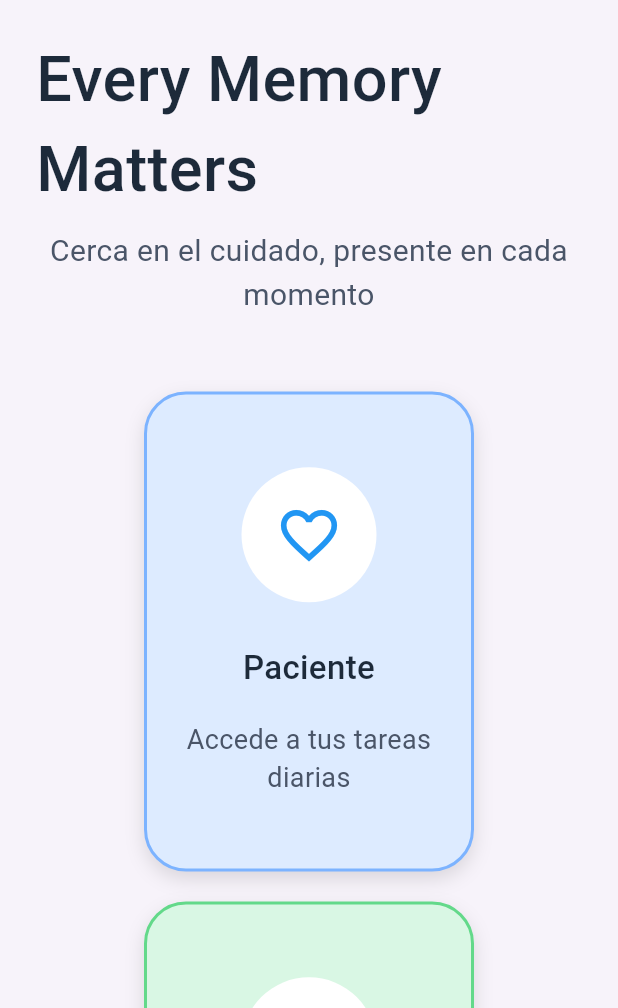
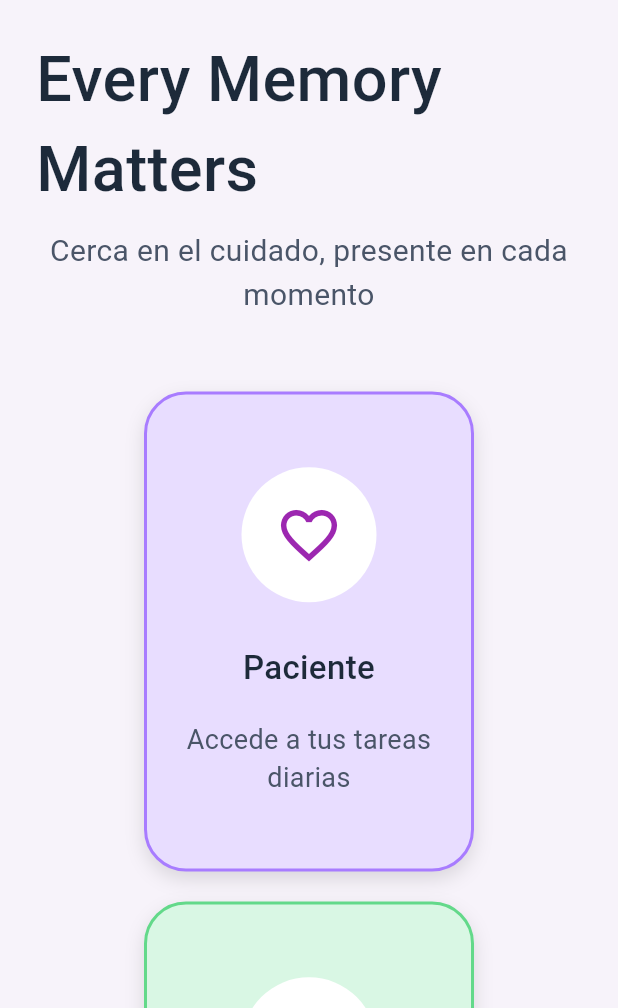
Before and after one commit to albaboo/emm-frontend, a Flutter app: the screen it shows after launch, on a phone screen of 412 x 824 dp, the part 228-1236 px from its top. Run offline on Flutter 3.47's test engine with Material 3 defaults, Android fonts, the phone set to English and light mode, and no system bars.

Commit message:
feat(ui): ajustar estilos en UserScreen
* Sustituido Container por SizedBox en el logo
* Ajustados colores de tarjetas de roles

```diff
--- a/lib/screens/user_screen.dart
+++ b/lib/screens/user_screen.dart
@@ -1,11 +1,10 @@
 import 'package:flutter/material.dart';
 
-
+import '../widgets/logoEmm_widget.dart';
+import 'admin_screen.dart';
 import 'carer_screen.dart';
-import 'admin_screen.dart';
 import 'medical_screen.dart';
 import 'patient_screen.dart';
-import '../widgets/logoEmm_widget.dart';
 
 class UserScreen extends StatelessWidget {
   const UserScreen({super.key});
@@ -22,11 +21,10 @@ class UserScreen extends StatelessWidget {
               child: Column(
                 children: [
                   const SizedBox(height: 20),
-
-                  Container(
+                  SizedBox(
                     width: 300,
                     height: 150,
-                   child: Padding(
+                    child: Padding(
                       padding: const EdgeInsets.all(18),
                       child: logoWidget(),
                     ),
@@ -63,9 +61,9 @@ class UserScreen extends StatelessWidget {
                         title: 'Paciente',
                         subtitle: 'Accede a tus tareas diarias',
                         icon: Icons.favorite_border,
-                        iconColor: Colors.blue,
-                        background: const Color(0xFFDDEBFF),
-                        borderColor: const Color(0xFF7CB3FF),
+                        iconColor: Colors.purple,
+                        background: const Color(0xFFE8DDFF),
+                        borderColor: const Color(0xFFA87CFF),
                         screen: const PatientScreen(),
                       ),
                       _buildRoleCard(
@@ -85,7 +83,7 @@ class UserScreen extends StatelessWidget {
                         icon: Icons.medical_services_outlined,
                         iconColor: const Color.fromARGB(255, 176, 39, 48),
                         background: const Color(0xFFF0E2FF),
-                        borderColor:  const Color.fromARGB(255, 222, 145, 145),
+                        borderColor: const Color.fromARGB(255, 222, 145, 145),
                         screen: const MedicalScreen(),
                       ),
                       _buildRoleCard(
@@ -94,8 +92,8 @@ class UserScreen extends StatelessWidget {
                         subtitle: 'Administra usuarios',
                         icon: Icons.apartment,
                         iconColor: Colors.cyan,
-                        background: const Color(0xFFDDF7FB),
-                        borderColor: const Color(0xFF48D4F2),
+                        background: const Color(0xFFDDF6FB),
+                        borderColor: const Color(0xFF48D3F2),
                         screen: const AdminScreen(),
                       ),
                     ],
```
